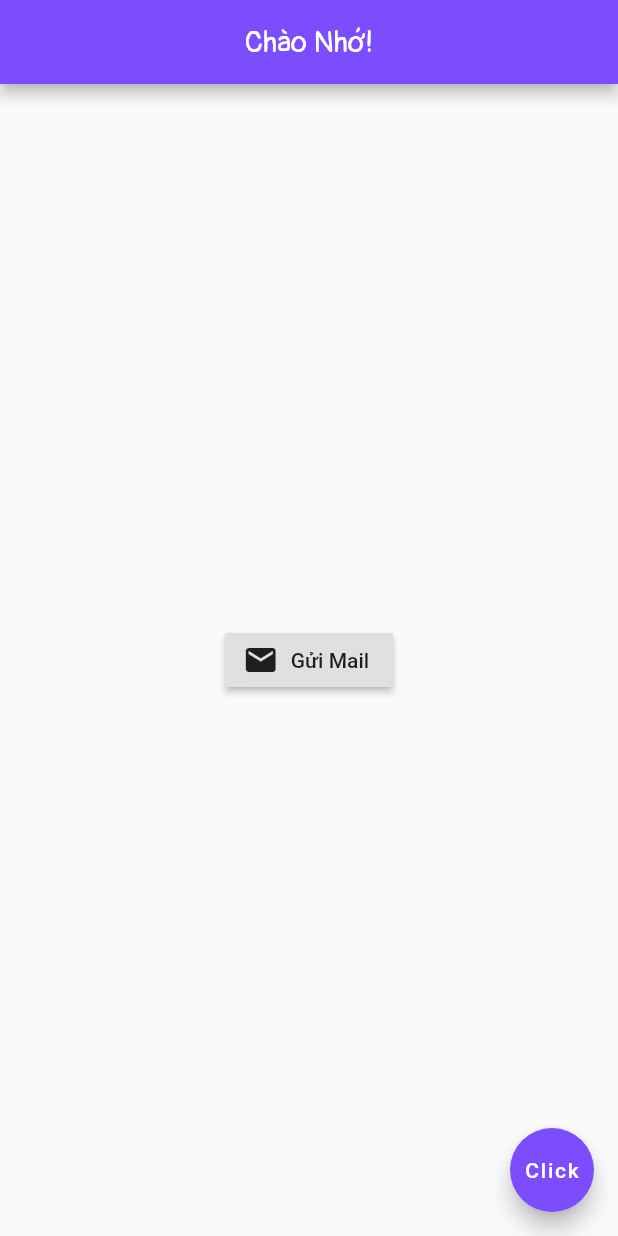
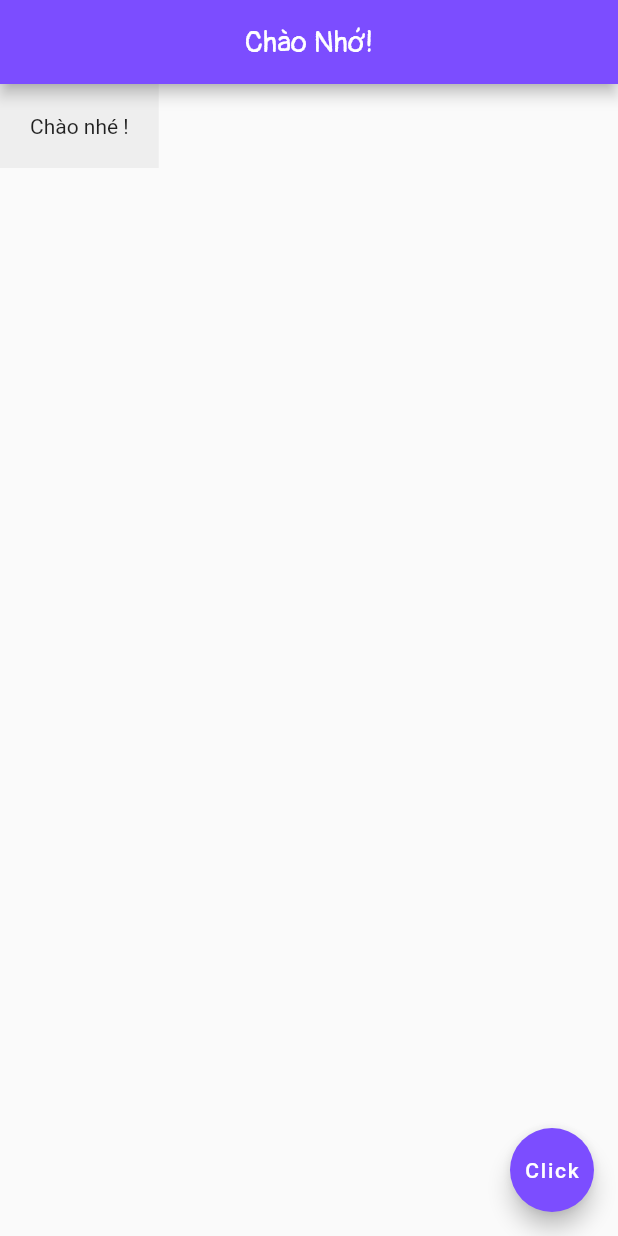
Before and after one commit to PhamNho/flutter_tutorial, a Flutter app: the screen it shows after launch, on a phone screen of 412 x 824 dp. Run offline on Flutter 3.47's test engine with Material 2 defaults, Android fonts, the phone set to English and light mode, and no system bars.

Commit message:
Containers & Padding

```diff
--- a/lib/main.dart
+++ b/lib/main.dart
@@ -16,25 +16,15 @@ class Home extends StatelessWidget {
         centerTitle: true, // Căn giữa Title
         backgroundColor: Colors.deepPurpleAccent,
       ),
-      body: Center(
-        //RaisedButton
-//        child: RaisedButton(
-//          child: Text('Click me!'),
-//          onPressed: () {},
-//        ),
-        child: RaisedButton.icon(
-          icon: Icon(Icons.mail),
-          onPressed: () {},
-          label: Text('Gửi Mail'),
-        ),
-        // IconButton
-//        child: IconButton(
-//          onPressed: () {},
-//          icon: Icon(Icons.accessibility),
-//          color: Colors.pink,
-//          iconSize: 50.0,
-//        ),
+      body: Container(
+        padding: EdgeInsets.all(20.0),
+        color: Colors.grey[200],
+        child: Text('Chào nhé !'),
       ),
+//      body: Padding(
+//        padding: EdgeInsets.all(20.0),
+//        child: Text('Chào nhé !'),
+//      ),
       floatingActionButton: FloatingActionButton(
         onPressed: () {},
         child: Text('Click'),
```
